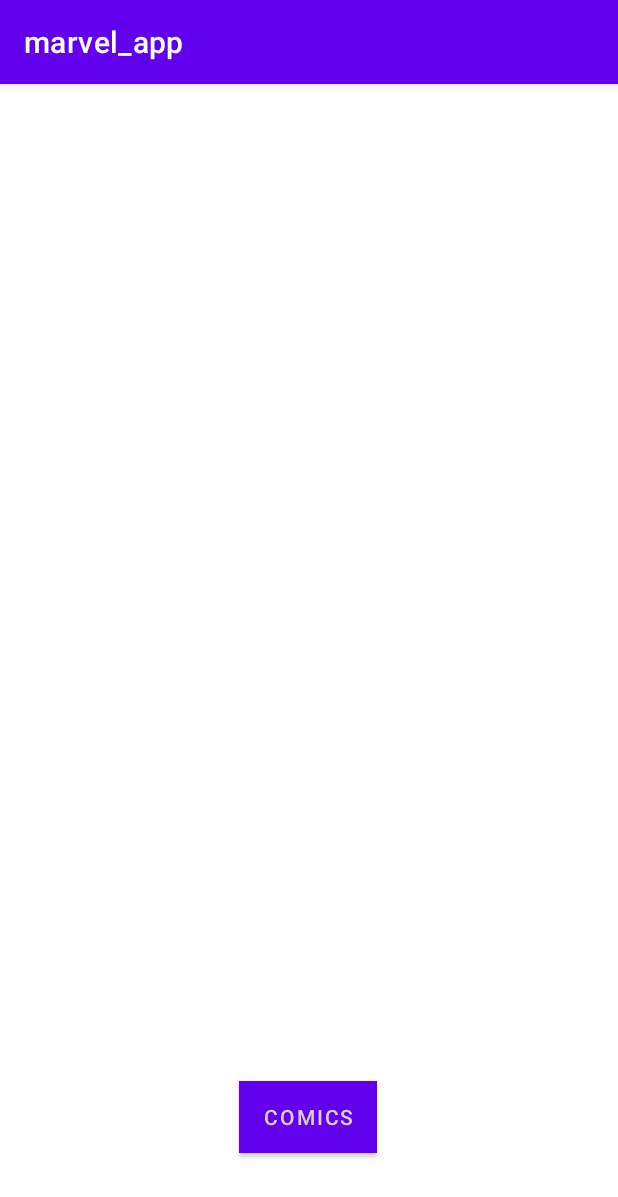
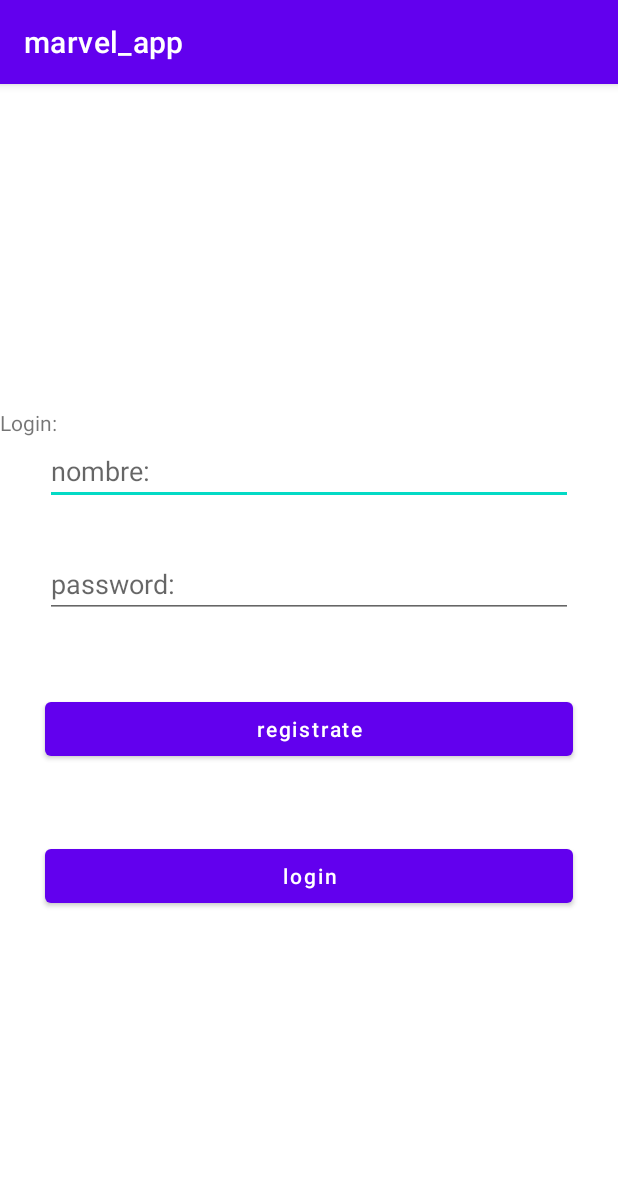
Before and after one commit to aosunt25/marvel_app, an Android app: the screen it shows after launch (MainActivity), on a phone screen of 412 x 824 dp. Shown: the top 1197 px of the screen. Run offline under Robolectric (Android 15) with nearby library versions, the phone set to English and light mode, and no system bars; our stand-ins replace Firebase (no records; nobody signed in at launch, a user with empty details on screens opened directly), Volley.

Commit message:
Loginfragment

```diff
--- /dev/null
+++ b/app/src/main/java/edu/itesm/marvel_app/LoginFragment.kt
@@ -0,0 +1,102 @@
+package edu.itesm.marvel_app
+
+import android.content.Intent
+import androidx.appcompat.app.AppCompatActivity
+import android.os.Bundle
+import android.view.View
+import android.widget.Toast
+import androidx.appcompat.app.AlertDialog
+import androidx.fragment.app.Fragment
+import com.google.firebase.auth.FirebaseAuth
+import com.google.firebase.auth.ktx.auth
+import com.google.firebase.ktx.Firebase
+import edu.itesm.marvel_app.databinding.FragmentLoginBinding
+
+
+class LoginFragment : Fragment(R.layout.fragment_login) {
+
+
+    private lateinit var bind: FragmentLoginBinding
+    private lateinit var auth: FirebaseAuth
+
+
+    override fun onCreate(savedInstanceState: Bundle?) {
+        super.onCreate(savedInstanceState)
+
+        auth = Firebase.auth
+
+    }
+
+    override fun onViewCreated(view: View, savedInstanceState: Bundle?) {
+        super.onViewCreated(view, savedInstanceState)
+        val binding = FragmentLoginBinding.bind(view)
+        bind = binding
+
+
+        setLoginRegister()
+    }
+
+
+    private fun setLoginRegister(){
+
+        bind.registerbtn.setOnClickListener {
+
+            if (bind.correo.text.isNotEmpty() && bind.password.text.isNotEmpty()){
+
+                FirebaseAuth.getInstance().createUserWithEmailAndPassword(
+
+                    bind.correo.text.toString(),
+                    bind.password.text.toString()
+
+                ).addOnCompleteListener{
+                    if(it.isSuccessful){
+                        usuarioCreado()
+                        bind.correo.text.clear()
+                        bind.password.text.clear()
+                    }
+                }.addOnFailureListener{
+                    Toast.makeText(getActivity(),it.toString(), Toast.LENGTH_LONG).show()
+
+                }
+
+
+            }
+
+        }
+
+        bind.loginbtn.setOnClickListener {
+            if (bind.correo.text.isNotEmpty() && bind.password.text.isNotEmpty()){
+
+                FirebaseAuth.getInstance().signInWithEmailAndPassword(
+                    bind.correo.text.toString(),
+                    bind.password.text.toString()
+                ).addOnCompleteListener{
+                    if(it.isSuccessful){
+                        Toast.makeText(getActivity(),"Bienvenido Maestro Pokemon!",
+                            Toast.LENGTH_LONG).show()
+
+
+                    }else{
+                        Toast.makeText(getActivity(),"Error en los datos!",
+                            Toast.LENGTH_LONG).show()
+                    }
+                }
+
+
+            }
+
+        }
+
+    }
+
+    private fun usuarioCreado(){
+        val builder = AlertDialog.Builder(requireActivity())
+        with(builder){
+            setTitle("usuario pokedex")
+            setMessage("Usuario creado con éxito!")
+            setPositiveButton("Ok",null)
+            show()
+        }
+    }
+
+}
--- /dev/null
+++ b/app/src/main/res/layout/fragment_login.xml
@@ -0,0 +1,57 @@
+<?xml version="1.0" encoding="utf-8"?>
+<LinearLayout xmlns:android="http://schemas.android.com/apk/res/android"
+    xmlns:app="http://schemas.android.com/apk/res-auto"
+    xmlns:tools="http://schemas.android.com/tools"
+    android:layout_width="match_parent"
+    android:layout_height="match_parent"
+    android:orientation="vertical"
+    android:gravity="center"
+    tools:context=".MainActivity">
+
+    <TextView
+        android:layout_width="match_parent"
+        android:layout_height="wrap_content"
+        android:text="Login:"
+        />
+
+    <EditText
+        android:layout_width="match_parent"
+        android:layout_height="wrap_content"
+        android:singleLine="true"
+        android:id="@+id/correo"
+        android:layout_marginHorizontal="30sp"
+        android:hint="nombre:"
+        android:inputType="textEmailAddress"
+        />
+
+    <EditText
+        android:layout_width="match_parent"
+        android:layout_height="wrap_content"
+        android:singleLine="true"
+        android:id="@+id/password"
+        android:layout_marginHorizontal="30sp"
+        android:layout_marginTop="30sp"
+        android:hint="password:"
+        android:inputType="textPassword"
+        />
+
+    <Button
+        android:layout_width="match_parent"
+        android:layout_height="wrap_content"
+        android:id="@+id/registerbtn"
+        android:layout_marginHorizontal="30sp"
+        android:layout_marginTop="50sp"
+        android:text="registrate"
+        android:textAllCaps="false"
+        />
+
+    <Button
+        android:layout_width="match_parent"
+        android:layout_height="wrap_content"
+        android:id="@+id/loginbtn"
+        android:layout_marginHorizontal="30sp"
+        android:layout_marginTop="50sp"
+        android:text="login"
+        android:textAllCaps="false"
+        />
+</LinearLayout>
--- a/app/src/main/res/navigation/navigation.xml
+++ b/app/src/main/res/navigation/navigation.xml
@@ -3,7 +3,15 @@
     xmlns:app="http://schemas.android.com/apk/res-auto"
     xmlns:tools="http://schemas.android.com/tools"
     android:id="@+id/navigation"
-    app:startDestination="@id/startFragment2">
+    app:startDestination="@id/loginFragment2">
+    <fragment
+        android:id="@+id/loginFragment2"
+        android:name="edu.itesm.marvel_app.LoginFragment"
+        android:label="LoginFragment" >
+        <action
+            android:id="@+id/action_loginFragment2_to_startFragment2"
+            app:destination="@id/startFragment2" />
+    </fragment>
     <fragment
         android:id="@+id/startFragment2"
         android:name="edu.itesm.marvel_app.StartFragment"
@@ -31,4 +39,5 @@
             android:name="comic"
             app:argType="edu.itesm.marvel_app.Comic" />
     </fragment>
+
 </navigation>
--- a/build.gradle
+++ b/build.gradle
@@ -9,6 +9,8 @@ buildscript {
         classpath "com.android.tools.build:gradle:4.1.2"
         classpath "org.jetbrains.kotlin:kotlin-gradle-plugin:$kotlin_version"
         classpath "android.arch.navigation:navigation-safe-args-gradle-plugin:1.0.0"
+        classpath 'com.google.gms:google-services:4.3.5'
+
         // NOTE: Do not place your application dependencies here; they belong
         // in the individual module build.gradle files
     }
```
Also changed, not shown: app/build.gradle (+11 -0 lines), app/src/main/AndroidManifest.xml (+5 -2 lines), app/src/main/java/edu/itesm/marvel_app/LoginActivity.kt (added, +101 -0 lines), app/src/main/res/layout/activity_login.xml (added, +57 -0 lines), app/src/main/res/drawable-v24/logomarvel.png (added).
